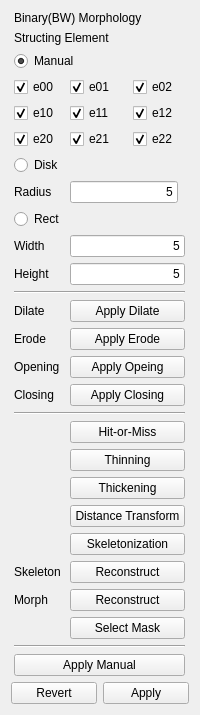
Old version of the form TinyPhotoshop/bwmorphinspector.ui in the repository GhostatSpirit/ComputerVision2017.
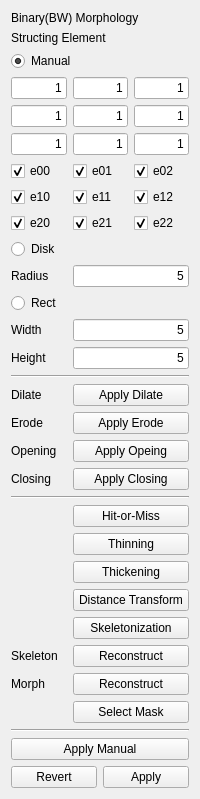
New version of the form.

Patch:
```diff
--- a/TinyPhotoshop/bwmorphinspector.ui
+++ b/TinyPhotoshop/bwmorphinspector.ui
@@ -7,7 +7,7 @@
     <x>0</x>
     <y>0</y>
     <width>200</width>
-    <height>700</height>
+    <height>721</height>
    </rect>
   </property>
   <property name="minimumSize">
@@ -28,77 +28,143 @@
   <layout class="QVBoxLayout" name="verticalLayout">
    <item>
     <layout class="QGridLayout" name="gridLayout">
-     <item row="15" column="0">
-      <widget class="QLabel" name="label_2">
+     <item row="5" column="0">
+      <widget class="QLineEdit" name="element10Line">
+       <property name="sizePolicy">
+        <sizepolicy hsizetype="Minimum" vsizetype="Fixed">
+         <horstretch>0</horstretch>
+         <verstretch>0</verstretch>
+        </sizepolicy>
+       </property>
        <property name="text">
-        <string>Opening</string>
+        <string>1</string>
        </property>
+       <property name="alignment">
+        <set>Qt::AlignRight|Qt::AlignTrailing|Qt::AlignVCenter</set>
+       </property>
       </widget>
      </item>
-     <item row="15" column="1" colspan="2">
-      <widget class="QPushButton" name="opeingButton">
+     <item row="5" column="1">
+      <widget class="QLineEdit" name="element11Line">
+       <property name="sizePolicy">
+        <sizepolicy hsizetype="Minimum" vsizetype="Fixed">
+         <horstretch>0</horstretch>
+         <verstretch>0</verstretch>
+        </sizepolicy>
+       </property>
        <property name="text">
-        <string>Apply Opeing</string>
+        <string>1</string>
        </property>
+       <property name="alignment">
+        <set>Qt::AlignRight|Qt::AlignTrailing|Qt::AlignVCenter</set>
+       </property>
       </widget>
      </item>
-     <item row="13" column="0">
-      <widget class="QLabel" name="label">
+     <item row="5" column="2">
+      <widget class="QLineEdit" name="element12Line">
+       <property name="sizePolicy">
+        <sizepolicy hsizetype="Minimum" vsizetype="Fixed">
+         <horstretch>0</horstretch>
+         <verstretch>0</verstretch>
+        </sizepolicy>
+       </property>
        <property name="text">
-        <string>Dilate</string>
+        <string>1</string>
        </property>
+       <property name="alignment">
+        <set>Qt::AlignRight|Qt::AlignTrailing|Qt::AlignVCenter</set>
+       </property>
       </widget>
      </item>
-     <item row="13" column="1" colspan="2">
+     <item row="4" column="0">
+      <widget class="QLineEdit" name="element00Line">
+       <property name="sizePolicy">
+        <sizepolicy hsizetype="Minimum" vsizetype="Fixed">
+         <horstretch>0</horstretch>
+         <verstretch>0</verstretch>
+        </sizepolicy>
+       </property>
+       <property name="text">
+        <string>1</string>
+       </property>
+       <property name="alignment">
+        <set>Qt::AlignRight|Qt::AlignTrailing|Qt::AlignVCenter</set>
+       </property>
+      </widget>
+     </item>
+     <item row="16" column="1" colspan="2">
       <widget class="QPushButton" name="dilateButton">
        <property name="text">
         <string>Apply Dilate</string>
        </property>
       </widget>
      </item>
-     <item row="22" column="1" colspan="2">
+     <item row="25" column="1" colspan="2">
       <widget class="QPushButton" name="thickeningButton">
        <property name="text">
         <string>Thickening</string>
        </property>
       </widget>
      </item>
-     <item row="24" column="1" colspan="2">
+     <item row="16" column="0">
+      <widget class="QLabel" name="label">
+       <property name="text">
+        <string>Dilate</string>
+       </property>
+      </widget>
+     </item>
+     <item row="27" column="1" colspan="2">
       <widget class="QPushButton" name="skeletonizationButton">
        <property name="text">
         <string>Skeletonization</string>
        </property>
       </widget>
      </item>
-     <item row="19" column="1" colspan="2">
-      <widget class="QPushButton" name="hitOrMissButton">
-       <property name="text">
-        <string>Hit-or-Miss</string>
-       </property>
-      </widget>
-     </item>
-     <item row="23" column="1" colspan="2">
+     <item row="26" column="1" colspan="2">
       <widget class="QPushButton" name="distanceTransformButton">
        <property name="text">
         <string>Distance Transform</string>
        </property>
       </widget>
      </item>
-     <item row="25" column="1" colspan="2">
+     <item row="22" column="1" colspan="2">
+      <widget class="QPushButton" name="hitOrMissButton">
+       <property name="text">
+        <string>Hit-or-Miss</string>
+       </property>
+      </widget>
+     </item>
+     <item row="7" column="0">
+      <widget class="QCheckBox" name="element00CheckBox">
+       <property name="sizePolicy">
+        <sizepolicy hsizetype="Maximum" vsizetype="Preferred">
+         <horstretch>0</horstretch>
+         <verstretch>0</verstretch>
+        </sizepolicy>
+       </property>
+       <property name="text">
+        <string>e00</string>
+       </property>
+       <property name="checked">
+        <bool>true</bool>
+       </property>
+      </widget>
+     </item>
+     <item row="28" column="1" colspan="2">
       <widget class="QPushButton" name="reconstructButton">
        <property name="text">
         <string>Reconstruct</string>
        </property>
       </widget>
      </item>
-     <item row="21" column="1" colspan="2">
+     <item row="24" column="1" colspan="2">
       <widget class="QPushButton" name="thinningButton">
        <property name="text">
         <string>Thinning</string>
        </property>
       </widget>
      </item>
-     <item row="5" column="1">
+     <item row="8" column="1">
       <widget class="QCheckBox" name="element11CheckBox">
        <property name="text">
         <string>e11</string>
@@ -111,19 +177,10 @@
        </property>
       </widget>
      </item>
-     <item row="4" column="0">
-      <widget class="QCheckBox" name="element00CheckBox">
-       <property name="sizePolicy">
-        <sizepolicy hsizetype="Maximum" vsizetype="Preferred">
-         <horstretch>0</horstretch>
-         <verstretch>0</verstretch>
-        </sizepolicy>
-       </property>
+     <item row="0" column="0" colspan="3">
+      <widget class="QLabel" name="smoothingLabel">
        <property name="text">
-        <string>e00</string>
-       </property>
-       <property name="checked">
-        <bool>true</bool>
+        <string>Binary(BW) Morphology</string>
        </property>
       </widget>
      </item>
@@ -137,7 +194,7 @@
        </property>
       </widget>
      </item>
-     <item row="5" column="0">
+     <item row="8" column="0">
       <widget class="QCheckBox" name="element10CheckBox">
        <property name="text">
         <string>e10</string>
@@ -147,14 +204,7 @@
        </property>
       </widget>
      </item>
-     <item row="0" column="0" colspan="3">
-      <widget class="QLabel" name="smoothingLabel">
-       <property name="text">
-        <string>Binary(BW) Morphology</string>
-       </property>
-      </widget>
-     </item>
-     <item row="4" column="2">
+     <item row="7" column="2">
       <widget class="QCheckBox" name="element02CheckBox">
        <property name="sizePolicy">
         <sizepolicy hsizetype="Maximum" vsizetype="Preferred">
@@ -170,27 +220,7 @@
        </property>
       </widget>
      </item>
-     <item row="5" column="2">
-      <widget class="QCheckBox" name="element12CheckBox">
-       <property name="text">
-        <string>e12</string>
-       </property>
-       <property name="checked">
-        <bool>true</bool>
-       </property>
-      </widget>
-     </item>
-     <item row="6" column="1">
-      <widget class="QCheckBox" name="element21CheckBox">
-       <property name="text">
-        <string>e21</string>
-       </property>
-       <property name="checked">
-        <bool>true</bool>
-       </property>
-      </widget>
-     </item>
-     <item row="6" column="2">
+     <item row="9" column="2">
       <widget class="QCheckBox" name="element22CheckBox">
        <property name="text">
         <string>e22</string>
@@ -200,7 +230,27 @@
        </property>
       </widget>
      </item>
-     <item row="4" column="1">
+     <item row="9" column="1">
+      <widget class="QCheckBox" name="element21CheckBox">
+       <property name="text">
+        <string>e21</string>
+       </property>
+       <property name="checked">
+        <bool>true</bool>
+       </property>
+      </widget>
+     </item>
+     <item row="8" column="2">
+      <widget class="QCheckBox" name="element12CheckBox">
+       <property name="text">
+        <string>e12</string>
+       </property>
+       <property name="checked">
+        <bool>true</bool>
+       </property>
+      </widget>
+     </item>
+     <item row="7" column="1">
       <widget class="QCheckBox" name="element01CheckBox">
        <property name="sizePolicy">
         <sizepolicy hsizetype="Maximum" vsizetype="Preferred">
@@ -216,7 +266,31 @@
        </property>
       </widget>
      </item>
-     <item row="14" column="0">
+     <item row="11" column="0">
+      <widget class="QLabel" name="label_3">
+       <property name="text">
+        <string>Radius</string>
+       </property>
+      </widget>
+     </item>
+     <item row="21" column="0" colspan="3">
+      <widget class="Line" name="line_3">
+       <property name="orientation">
+        <enum>Qt::Horizontal</enum>
+       </property>
+      </widget>
+     </item>
+     <item row="9" column="0">
+      <widget class="QCheckBox" name="element20CheckBox">
+       <property name="text">
+        <string>e20</string>
+       </property>
+       <property name="checked">
+        <bool>true</bool>
+       </property>
+      </widget>
+     </item>
+     <item row="17" column="0">
       <widget class="QLabel" name="rotationLabel">
        <property name="text">
         <string>Erode</string>
@@ -230,62 +304,38 @@
        </property>
       </widget>
      </item>
-     <item row="6" column="0">
-      <widget class="QCheckBox" name="element20CheckBox">
+     <item row="34" column="0" colspan="3">
+      <widget class="QPushButton" name="manualButton">
        <property name="text">
-        <string>e20</string>
+        <string>Apply Manual</string>
        </property>
-       <property name="checked">
-        <bool>true</bool>
-       </property>
       </widget>
      </item>
-     <item row="18" column="0" colspan="3">
-      <widget class="Line" name="line_3">
-       <property name="orientation">
-        <enum>Qt::Horizontal</enum>
-       </property>
-      </widget>
-     </item>
-     <item row="8" column="0">
-      <widget class="QLabel" name="label_3">
+     <item row="14" column="1" colspan="2">
+      <widget class="QLineEdit" name="heightLineEdit">
        <property name="text">
-        <string>Radius</string>
+        <string>5</string>
        </property>
+       <property name="alignment">
+        <set>Qt::AlignRight|Qt::AlignTrailing|Qt::AlignVCenter</set>
+       </property>
       </widget>
      </item>
-     <item row="10" column="0">
+     <item row="13" column="0">
       <widget class="QLabel" name="label_5">
        <property name="text">
         <string>Width</string>
        </property>
       </widget>
      </item>
-     <item row="11" column="1" colspan="2">
-      <widget class="QLineEdit" name="heightLineEdit">
-       <property name="text">
-        <string>5</string>
-       </property>
-       <property name="alignment">
-        <set>Qt::AlignRight|Qt::AlignTrailing|Qt::AlignVCenter</set>
-       </property>
-      </widget>
-     </item>
      <item row="31" column="0" colspan="3">
-      <widget class="QPushButton" name="manualButton">
-       <property name="text">
-        <string>Apply Manual</string>
+      <widget class="Line" name="line_4">
+       <property name="orientation">
+        <enum>Qt::Horizontal</enum>
        </property>
       </widget>
      </item>
-     <item row="16" column="1" colspan="2">
-      <widget class="QPushButton" name="closingButton">
-       <property name="text">
-        <string>Apply Closing</string>
-       </property>
-      </widget>
-     </item>
-     <item row="32" column="0" colspan="3">
+     <item row="35" column="0" colspan="3">
       <spacer name="verticalSpacer">
        <property name="orientation">
         <enum>Qt::Vertical</enum>
@@ -298,38 +348,31 @@
        </property>
       </spacer>
      </item>
-     <item row="28" column="0" colspan="3">
-      <widget class="Line" name="line_4">
-       <property name="orientation">
-        <enum>Qt::Horizontal</enum>
+     <item row="19" column="1" colspan="2">
+      <widget class="QPushButton" name="closingButton">
+       <property name="text">
+        <string>Apply Closing</string>
        </property>
       </widget>
      </item>
-     <item row="16" column="0">
+     <item row="19" column="0">
       <widget class="QLabel" name="label_4">
        <property name="text">
         <string>Closing</string>
        </property>
       </widget>
      </item>
-     <item row="11" column="0">
-      <widget class="QLabel" name="label_7">
-       <property name="text">
-        <string>Height</string>
-       </property>
-      </widget>
-     </item>
-     <item row="14" column="1" colspan="2">
+     <item row="17" column="1" colspan="2">
       <widget class="QPushButton" name="erodeButton">
        <property name="text">
         <string>Apply Erode</string>
        </property>
       </widget>
      </item>
-     <item row="8" column="1" colspan="2">
+     <item row="11" column="1" colspan="2">
       <widget class="QLineEdit" name="radiusLineEdit">
        <property name="sizePolicy">
-        <sizepolicy hsizetype="Maximum" vsizetype="Fixed">
+        <sizepolicy hsizetype="Expanding" vsizetype="Fixed">
          <horstretch>0</horstretch>
          <verstretch>0</verstretch>
         </sizepolicy>
@@ -342,7 +385,7 @@
        </property>
       </widget>
      </item>
-     <item row="10" column="1" colspan="2">
+     <item row="13" column="1" colspan="2">
       <widget class="QLineEdit" name="widthLineEdit">
        <property name="text">
         <string>5</string>
@@ -352,55 +395,156 @@
        </property>
       </widget>
      </item>
-     <item row="9" column="0" colspan="3">
+     <item row="12" column="0" colspan="3">
       <widget class="QRadioButton" name="rectRadioButton">
        <property name="text">
         <string>Rect</string>
        </property>
       </widget>
      </item>
-     <item row="7" column="0" colspan="3">
-      <widget class="QRadioButton" name="diskRadioButton">
+     <item row="14" column="0">
+      <widget class="QLabel" name="label_7">
        <property name="text">
-        <string>Disk</string>
+        <string>Height</string>
        </property>
       </widget>
      </item>
-     <item row="12" column="0" colspan="3">
-      <widget class="Line" name="line_2">
-       <property name="orientation">
-        <enum>Qt::Horizontal</enum>
-       </property>
-      </widget>
-     </item>
-     <item row="27" column="1" colspan="2">
+     <item row="30" column="1" colspan="2">
       <widget class="QPushButton" name="maskButton">
        <property name="text">
         <string>Select Mask</string>
        </property>
       </widget>
      </item>
-     <item row="26" column="1" colspan="2">
+     <item row="15" column="0" colspan="3">
+      <widget class="Line" name="line_2">
+       <property name="orientation">
+        <enum>Qt::Horizontal</enum>
+       </property>
+      </widget>
+     </item>
+     <item row="29" column="1" colspan="2">
       <widget class="QPushButton" name="morphReconstructButton">
        <property name="text">
         <string>Reconstruct</string>
        </property>
       </widget>
      </item>
-     <item row="26" column="0">
+     <item row="10" column="0" colspan="3">
+      <widget class="QRadioButton" name="diskRadioButton">
+       <property name="text">
+        <string>Disk</string>
+       </property>
+      </widget>
+     </item>
+     <item row="29" column="0">
       <widget class="QLabel" name="label_8">
        <property name="text">
         <string>Morph</string>
        </property>
       </widget>
      </item>
-     <item row="25" column="0">
+     <item row="28" column="0">
       <widget class="QLabel" name="label_9">
        <property name="text">
         <string>Skeleton</string>
        </property>
       </widget>
      </item>
+     <item row="18" column="0">
+      <widget class="QLabel" name="label_2">
+       <property name="text">
+        <string>Opening</string>
+       </property>
+      </widget>
+     </item>
+     <item row="18" column="1" colspan="2">
+      <widget class="QPushButton" name="opeingButton">
+       <property name="text">
+        <string>Apply Opeing</string>
+       </property>
+      </widget>
+     </item>
+     <item row="4" column="2">
+      <widget class="QLineEdit" name="element02Line">
+       <property name="sizePolicy">
+        <sizepolicy hsizetype="Minimum" vsizetype="Fixed">
+         <horstretch>0</horstretch>
+         <verstretch>0</verstretch>
+        </sizepolicy>
+       </property>
+       <property name="text">
+        <string>1</string>
+       </property>
+       <property name="alignment">
+        <set>Qt::AlignRight|Qt::AlignTrailing|Qt::AlignVCenter</set>
+       </property>
+      </widget>
+     </item>
+     <item row="4" column="1">
+      <widget class="QLineEdit" name="element01Line">
+       <property name="sizePolicy">
+        <sizepolicy hsizetype="Minimum" vsizetype="Fixed">
+         <horstretch>0</horstretch>
+         <verstretch>0</verstretch>
+        </sizepolicy>
+       </property>
+       <property name="text">
+        <string>1</string>
+       </property>
+       <property name="alignment">
+        <set>Qt::AlignRight|Qt::AlignTrailing|Qt::AlignVCenter</set>
+       </property>
+      </widget>
+     </item>
+     <item row="6" column="0">
+      <widget class="QLineEdit" name="element20Line">
+       <property name="sizePolicy">
+        <sizepolicy hsizetype="Minimum" vsizetype="Fixed">
+         <horstretch>0</horstretch>
+         <verstretch>0</verstretch>
+        </sizepolicy>
+       </property>
+       <property name="text">
+        <string>1</string>
+       </property>
+       <property name="alignment">
+        <set>Qt::AlignRight|Qt::AlignTrailing|Qt::AlignVCenter</set>
+       </property>
+      </widget>
+     </item>
+     <item row="6" column="1">
+      <widget class="QLineEdit" name="element21Line">
+       <property name="sizePolicy">
+        <sizepolicy hsizetype="Minimum" vsizetype="Fixed">
+         <horstretch>0</horstretch>
+         <verstretch>0</verstretch>
+        </sizepolicy>
+       </property>
+       <property name="text">
+        <string>1</string>
+       </property>
+       <property name="alignment">
+        <set>Qt::AlignRight|Qt::AlignTrailing|Qt::AlignVCenter</set>
+       </property>
+      </widget>
+     </item>
+     <item row="6" column="2">
+      <widget class="QLineEdit" name="element22Line">
+       <property name="sizePolicy">
+        <sizepolicy hsizetype="Minimum" vsizetype="Fixed">
+         <horstretch>0</horstretch>
+         <verstretch>0</verstretch>
+        </sizepolicy>
+       </property>
+       <property name="text">
+        <string>1</string>
+       </property>
+       <property name="alignment">
+        <set>Qt::AlignRight|Qt::AlignTrailing|Qt::AlignVCenter</set>
+       </property>
+      </widget>
+     </item>
     </layout>
    </item>
    <item>
```
